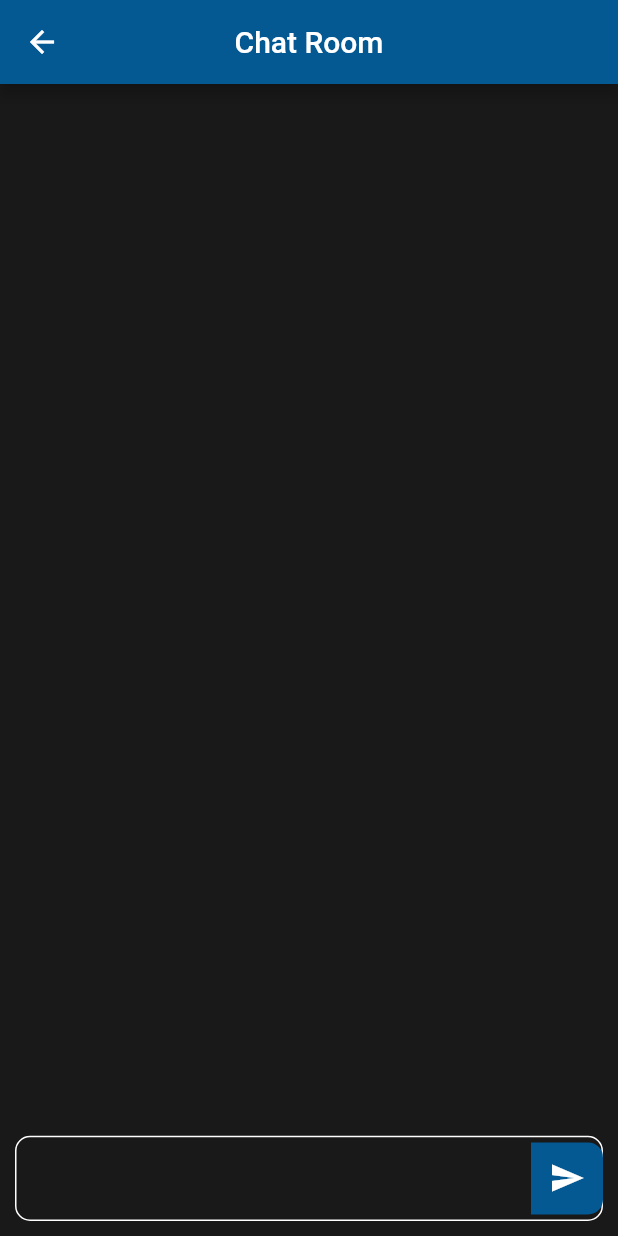
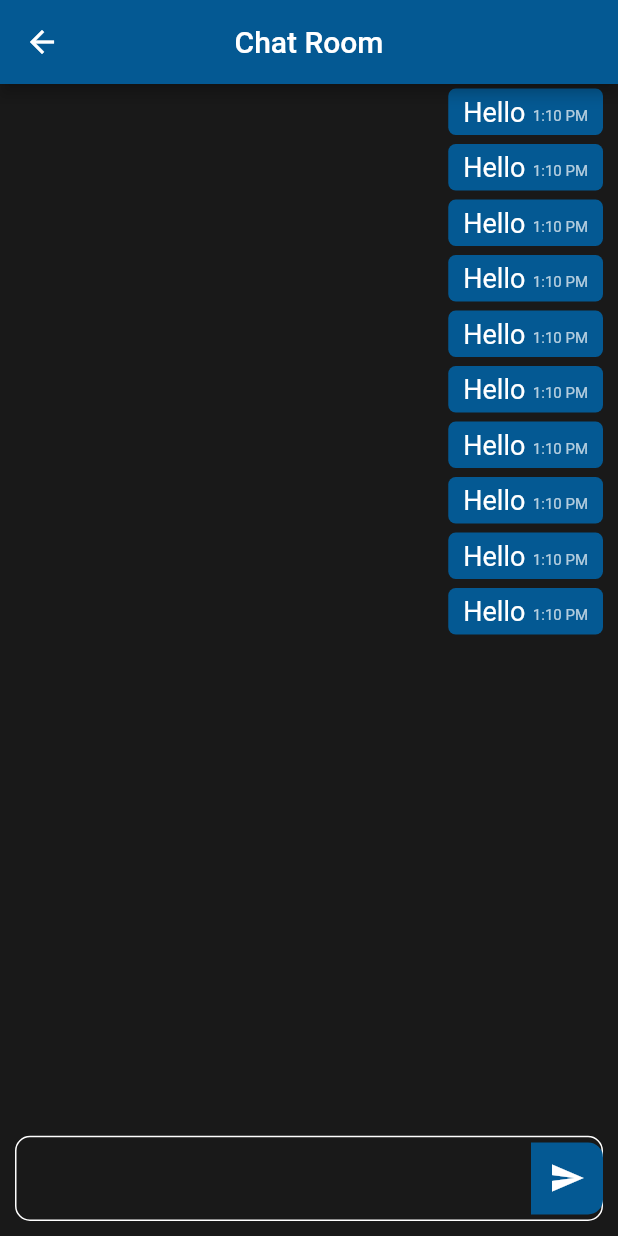
Before and after one commit to rsyd29/latihan_web_socket, a Flutter app: the ChatView screen opened by its route, on a phone screen of 412 x 824 dp. Run offline on Flutter 3.47's test engine with Material 2 defaults, Android fonts, the phone set to English and light mode, and no system bars; our stand-ins replace get; network calls fail.

Commit message:
Membuat UI untuk chat view agar tampilannya lebih menarik

```diff
--- a/lib/app/modules/chat/views/chat_view.dart
+++ b/lib/app/modules/chat/views/chat_view.dart
@@ -20,7 +20,16 @@ class ChatView extends GetView<ChatController> {
           children: [
             Expanded(
               flex: 9,
-              child: Container(),
+              child: Container(
+                child: ListView.builder(
+                  itemCount: 10,
+                  itemBuilder: (context, index) {
+                    return MessageItem(
+                      sentByMe: true,
+                    );
+                  },
+                ),
+              ),
             ),
             Expanded(
               child: Container(
@@ -68,3 +77,54 @@ class ChatView extends GetView<ChatController> {
     );
   }
 }
+
+class MessageItem extends StatelessWidget {
+  const MessageItem({
+    Key? key,
+    required this.sentByMe,
+  }) : super(key: key);
+
+  final bool sentByMe;
+
+  @override
+  Widget build(BuildContext context) {
+    return Align(
+      alignment: sentByMe ? Alignment.centerRight : Alignment.centerLeft,
+      child: Container(
+        padding: EdgeInsets.symmetric(
+          vertical: 5,
+          horizontal: 10,
+        ),
+        margin: EdgeInsets.symmetric(
+          vertical: 3,
+          horizontal: 10,
+        ),
+        decoration: BoxDecoration(
+          color: sentByMe ? blue : white,
+          borderRadius: BorderRadius.circular(5),
+        ),
+        child: Row(
+          mainAxisSize: MainAxisSize.min,
+          crossAxisAlignment: CrossAxisAlignment.baseline,
+          textBaseline: TextBaseline.alphabetic,
+          children: [
+            Text(
+              "Hello",
+              style: TextStyle(fontSize: 18, color: sentByMe ? white : blue),
+            ),
+            SizedBox(
+              width: 5,
+            ),
+            Text(
+              "1:10 PM",
+              style: TextStyle(
+                fontSize: 10,
+                color: (sentByMe ? white : blue).withOpacity(0.7),
+              ),
+            ),
+          ],
+        ),
+      ),
+    );
+  }
+}
--- a/lib/constant.dart
+++ b/lib/constant.dart
@@ -2,3 +2,4 @@ import 'package:flutter/material.dart';
 
 const Color blue = Color(0xFF045993);
 const Color black = Color(0xFF191919);
+const Color white = Colors.white;
```
